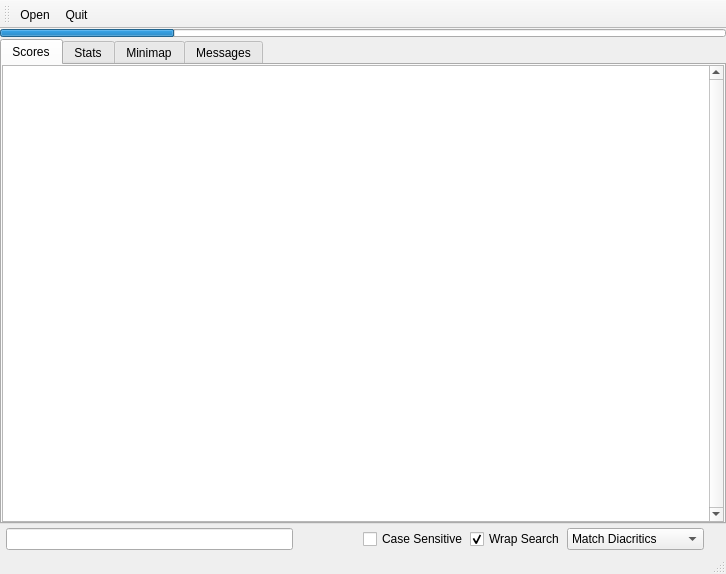
armanelgtron/AAREC-Parser, file gui/main.ui: the form before one commit.
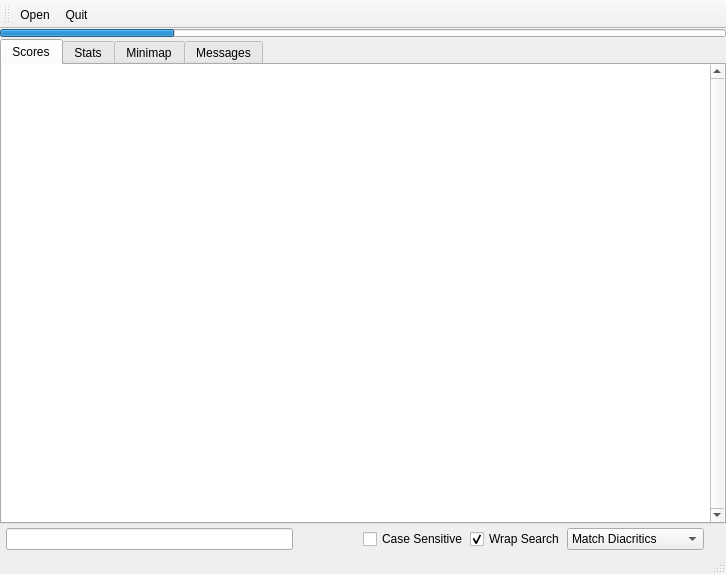
The form after the commit. Icons and pictures are not drawn.

Commit message: select text on find open and hide some widget frames

Patch:
```diff
--- a/gui/main.ui
+++ b/gui/main.ui
@@ -60,6 +60,9 @@
         </property>
         <item row="0" column="0">
          <widget class="QTextBrowser" name="scoresBrowser">
+          <property name="frameShape">
+           <enum>QFrame::NoFrame</enum>
+          </property>
           <property name="verticalScrollBarPolicy">
            <enum>Qt::ScrollBarAlwaysOn</enum>
           </property>
```
Left out of the diff: 12 changed lines with no effect on the pictures. The commit also changes 1 other file.
